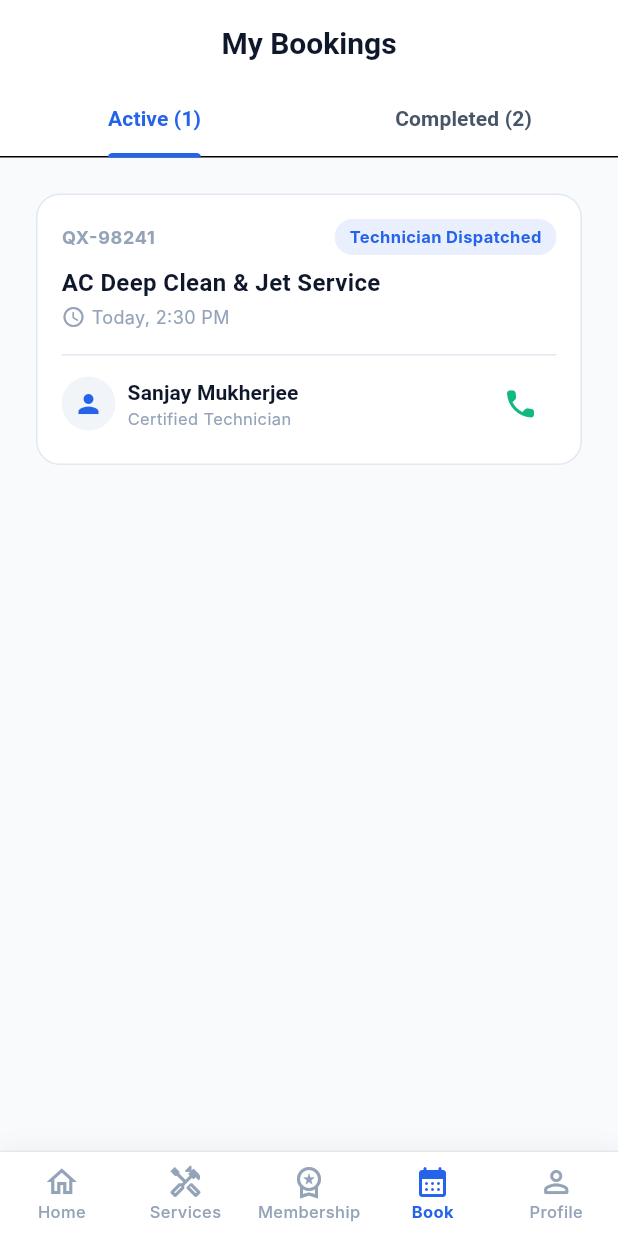
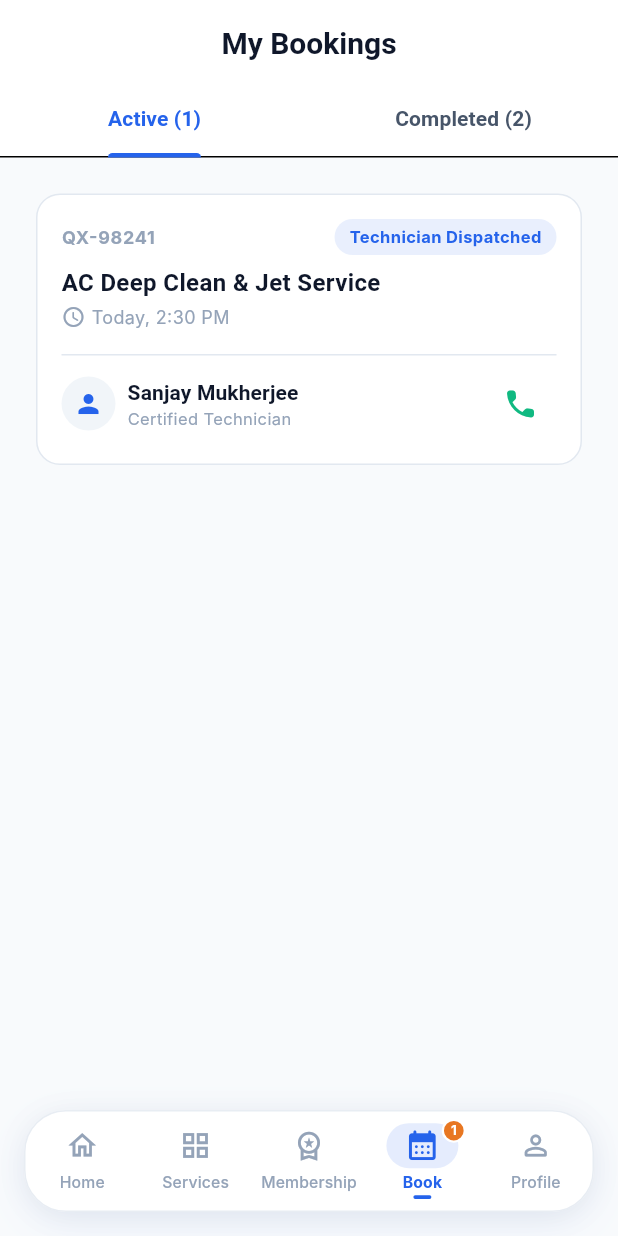
Before and after one commit to anishdandapatdev/quickox_technician_app, a Flutter app: the MainNavigationScreen screen opened directly, item 4 of the bottom bar chosen, on a phone screen of 412 x 824 dp. Run offline on Flutter 3.47's test engine with Material 3 defaults, Android fonts, the phone set to English and light mode, and no system bars; network calls fail; Roboto replaces fonts that are missing (Inter, Outfit).

Commit message:
feat(navigation): integrate modern floating pill bottom navigation bar

```diff
--- a/lib/features/navigation/main_navigation_screen.dart
+++ b/lib/features/navigation/main_navigation_screen.dart
@@ -6,8 +6,9 @@ import '../services/screens/services_screen.dart';
 import '../membership/screens/membership_screen.dart';
 import '../bookings/screens/bookings_screen.dart';
 import '../profile/screens/profile_screen.dart';
+import 'widgets/modern_bottom_nav_bar.dart';
 
-/// Main Application Shell hosting the 5-tab BottomNavigationBar
+/// Main Application Shell hosting the modern 5-tab BottomNavigationBar
 class MainNavigationScreen extends StatefulWidget {
   const MainNavigationScreen({
     super.key,
@@ -43,64 +44,48 @@ class _MainNavigationScreenState extends State<MainNavigationScreen> {
       const ProfileScreen(),
     ];
 
+    const navItems = [
+      ModernNavItem(
+        unselectedIcon: Icons.home_outlined,
+        selectedIcon: Icons.home_rounded,
+        label: AppStrings.navHome,
+      ),
+      ModernNavItem(
+        unselectedIcon: Icons.grid_view_outlined,
+        selectedIcon: Icons.grid_view_rounded,
+        label: AppStrings.navServices,
+      ),
+      ModernNavItem(
+        unselectedIcon: Icons.workspace_premium_outlined,
+        selectedIcon: Icons.workspace_premium_rounded,
+        label: AppStrings.navMembership,
+      ),
+      ModernNavItem(
+        unselectedIcon: Icons.calendar_month_outlined,
+        selectedIcon: Icons.calendar_month_rounded,
+        label: AppStrings.navBook,
+        badgeCount: 1,
+      ),
+      ModernNavItem(
+        unselectedIcon: Icons.person_outline_rounded,
+        selectedIcon: Icons.person_rounded,
+        label: AppStrings.navProfile,
+      ),
+    ];
+
     return Scaffold(
+      backgroundColor: AppColors.bgSecondary,
       body: IndexedStack(
         index: _currentIndex,
         children: screens,
       ),
       bottomNavigationBar: Container(
-        decoration: const BoxDecoration(
-          color: AppColors.bgPrimary,
-          border: Border(
-            top: BorderSide(color: AppColors.border, width: 1),
-          ),
-          boxShadow: [
-            BoxShadow(
-              color: Color(0x0A000000),
-              blurRadius: 10,
-              offset: Offset(0, -3),
-            ),
-          ],
-        ),
-        child: BottomNavigationBar(
+        color: AppColors.bgSecondary,
+        child: ModernBottomNavBar(
           currentIndex: _currentIndex,
           onTap: _onTabTapped,
-          type: BottomNavigationBarType.fixed,
-          backgroundColor: AppColors.bgPrimary,
-          selectedItemColor: AppColors.primary,
-          unselectedItemColor: AppColors.textMuted,
-          selectedFontSize: 11,
-          unselectedFontSize: 11,
-          selectedLabelStyle: const TextStyle(fontWeight: FontWeight.w700),
-          unselectedLabelStyle: const TextStyle(fontWeight: FontWeight.w500),
-          elevation: 0,
-          items: const [
-            BottomNavigationBarItem(
-              icon: Icon(Icons.home_outlined),
-              activeIcon: Icon(Icons.home_rounded),
-              label: AppStrings.navHome,
-            ),
-            BottomNavigationBarItem(
-              icon: Icon(Icons.handyman_outlined),
-              activeIcon: Icon(Icons.handyman_rounded),
-              label: AppStrings.navServices,
-            ),
-            BottomNavigationBarItem(
-              icon: Icon(Icons.workspace_premium_outlined),
-              activeIcon: Icon(Icons.workspace_premium_rounded),
-              label: AppStrings.navMembership,
-            ),
-            BottomNavigationBarItem(
-              icon: Icon(Icons.calendar_month_outlined),
-              activeIcon: Icon(Icons.calendar_month_rounded),
-              label: AppStrings.navBook,
-            ),
-            BottomNavigationBarItem(
-              icon: Icon(Icons.person_outline_rounded),
-              activeIcon: Icon(Icons.person_rounded),
-              label: AppStrings.navProfile,
-            ),
-          ],
+          items: navItems,
+          style: ModernNavStyle.floatingPill,
         ),
       ),
     );
--- /dev/null
+++ b/lib/features/navigation/widgets/modern_bottom_nav_bar.dart
@@ -0,0 +1,315 @@
+import 'package:flutter/material.dart';
+import 'package:flutter/services.dart';
+import '../../../core/constants/app_constants.dart';
+import '../../../core/theme/app_colors.dart';
+
+/// Navigation bar item model for [ModernBottomNavBar]
+class ModernNavItem {
+  const ModernNavItem({
+    required this.unselectedIcon,
+    required this.selectedIcon,
+    required this.label,
+    this.badgeCount,
+    this.showBadgeDot = false,
+  });
+
+  final IconData unselectedIcon;
+  final IconData selectedIcon;
+  final String label;
+  final int? badgeCount;
+  final bool showBadgeDot;
+}
+
+/// Visual presentation styles for [ModernBottomNavBar]
+enum ModernNavStyle {
+  /// Floating island dock with rounded corners and ambient shadow
+  floatingPill,
+
+  /// Edge-to-edge bar with curved top corners and safe area integration
+  curvedFlush,
+}
+
+/// High-polish, modern mobile navigation bar.
+///
+/// Features:
+/// - Smooth animated active pill capsule behind the icon
+/// - Spring scale micro-interaction and touch press feedback
+/// - Sliding micro-indicator pill below the label
+/// - Haptic feedback on tap
+/// - Integrated badge counts and active indicator dots
+/// - Supports both floating pill dock and curved flush bar layouts
+class ModernBottomNavBar extends StatelessWidget {
+  const ModernBottomNavBar({
+    super.key,
+    required this.currentIndex,
+    required this.onTap,
+    required this.items,
+    this.style = ModernNavStyle.floatingPill,
+  });
+
+  final int currentIndex;
+  final ValueChanged<int> onTap;
+  final List<ModernNavItem> items;
+  final ModernNavStyle style;
+
+  @override
+  Widget build(BuildContext context) {
+    final bottomPadding = MediaQuery.of(context).padding.bottom;
+
+    if (style == ModernNavStyle.floatingPill) {
+      return SafeArea(
+        top: false,
+        left: false,
+        right: false,
+        child: Padding(
+          padding: EdgeInsets.fromLTRB(
+            AppSpacing.md,
+            0,
+            AppSpacing.md,
+            bottomPadding > 0 ? AppSpacing.xs : AppSpacing.md,
+          ),
+          child: Container(
+            height: 68,
+            decoration: BoxDecoration(
+              color: AppColors.bgPrimary,
+              borderRadius: BorderRadius.circular(28),
+              border: Border.all(
+                color: AppColors.border.withValues(alpha: 0.8),
+                width: 1,
+              ),
+              boxShadow: [
+                BoxShadow(
+                  color: AppColors.primary.withValues(alpha: 0.08),
+                  blurRadius: 24,
+                  offset: const Offset(0, 8),
+                  spreadRadius: -2,
+                ),
+                BoxShadow(
+                  color: Colors.black.withValues(alpha: 0.05),
+                  blurRadius: 16,
+                  offset: const Offset(0, 3),
+                ),
+              ],
+            ),
+            child: ClipRRect(
+              borderRadius: BorderRadius.circular(28),
+              child: Row(
+                children: List.generate(
+                  items.length,
+                  (index) => Expanded(
+                    child: _NavBarTabItem(
+                      item: items[index],
+                      isSelected: currentIndex == index,
+                      onTap: () => _handleTap(index),
+                    ),
+                  ),
+                ),
+              ),
+            ),
+          ),
+        ),
+      );
+    }
+
+    // Curved Flush Style
+    return Container(
+      decoration: BoxDecoration(
+        color: AppColors.bgPrimary,
+        borderRadius: const BorderRadius.vertical(top: Radius.circular(24)),
+        border: const Border(
+          top: BorderSide(color: AppColors.border, width: 1),
+        ),
+        boxShadow: [
+          BoxShadow(
+            color: Colors.black.withValues(alpha: 0.05),
+            blurRadius: 16,
+            offset: const Offset(0, -4),
+          ),
+        ],
+      ),
+      child: SafeArea(
+        top: false,
+        child: SizedBox(
+          height: 66,
+          child: Row(
+            children: List.generate(
+              items.length,
+              (index) => Expanded(
+                child: _NavBarTabItem(
+                  item: items[index],
+                  isSelected: currentIndex == index,
+                  onTap: () => _handleTap(index),
+                ),
+              ),
+            ),
+          ),
+        ),
+      ),
+    );
+  }
+
+  void _handleTap(int index) {
+    if (index != currentIndex) {
+      HapticFeedback.selectionClick();
+      onTap(index);
+    }
+  }
+}
+
+class _NavBarTabItem extends StatefulWidget {
+  const _NavBarTabItem({
+    required this.item,
+    required this.isSelected,
+    required this.onTap,
+  });
+
+  final ModernNavItem item;
+  final bool isSelected;
+  final VoidCallback onTap;
+
+  @override
+  State<_NavBarTabItem> createState() => _NavBarTabItemState();
+}
+
+class _NavBarTabItemState extends State<_NavBarTabItem> {
+  bool _isPressed = false;
+
+  @override
+  Widget build(BuildContext context) {
+    final isSelected = widget.isSelected;
+    final item = widget.item;
+
+    return GestureDetector(
+      behavior: HitTestBehavior.opaque,
+      onTapDown: (_) => setState(() => _isPressed = true),
+      onTapUp: (_) => setState(() => _isPressed = false),
+      onTapCancel: () => setState(() => _isPressed = false),
+      onTap: widget.onTap,
+      child: AnimatedScale(
+        scale: _isPressed ? 0.92 : 1.0,
+        duration: const Duration(milliseconds: 120),
+        curve: Curves.easeOutCubic,
+        child: Column(
+          mainAxisAlignment: MainAxisAlignment.center,
+          children: [
+            // ── Icon with capsule backdrop & badge ──
+            Stack(
+              clipBehavior: Clip.none,
+              alignment: Alignment.center,
+              children: [
+                // Animated pill highlight behind active icon
+                AnimatedContainer(
+                  duration: const Duration(milliseconds: 250),
+                  curve: Curves.easeOutCubic,
+                  width: isSelected ? 48 : 36,
+                  height: 30,
+                  decoration: BoxDecoration(
+                    color: isSelected
+                        ? AppColors.primary.withValues(alpha: 0.12)
+                        : Colors.transparent,
+                    borderRadius: BorderRadius.circular(15),
+                  ),
+                ),
+
+                // Icon with spring scale
+                AnimatedScale(
+                  scale: isSelected ? 1.08 : 1.0,
+                  duration: const Duration(milliseconds: 250),
+                  curve: Curves.easeOutBack,
+                  child: Icon(
+                    isSelected ? item.selectedIcon : item.unselectedIcon,
+                    size: 22,
+                    color: isSelected
+                        ? AppColors.primary
+                        : AppColors.textMuted,
+                  ),
+                ),
+
+                // Badge count or badge dot
+                if (item.badgeCount != null && item.badgeCount! > 0)
+                  Positioned(
+                    top: -3,
+                    right: -5,
+                    child: Container(
+                      padding: const EdgeInsets.symmetric(
+                        horizontal: 4.5,
+                        vertical: 1.5,
+                      ),
+                      decoration: BoxDecoration(
+                        color: AppColors.logoOrange,
+                        borderRadius: BorderRadius.circular(10),
+                        border: Border.all(
+                          color: AppColors.bgPrimary,
+                          width: 1.5,
+                        ),
+                      ),
+                      constraints: const BoxConstraints(minWidth: 16),
+                      child: Text(
+                        item.badgeCount! > 9 ? '9+' : '${item.badgeCount}',
+                        textAlign: TextAlign.center,
+                        style: const TextStyle(
+                          color: Colors.white,
+                          fontSize: 9,
+                          fontWeight: FontWeight.w700,
+                          height: 1.1,
+                        ),
+                      ),
+                    ),
+                  )
+                else if (item.showBadgeDot)
+                  Positioned(
+                    top: 1,
+                    right: 1,
+                    child: Container(
+                      width: 7,
+                      height: 7,
+                      decoration: BoxDecoration(
+                        color: AppColors.logoOrange,
+                        shape: BoxShape.circle,
+                        border: Border.all(
+                          color: AppColors.bgPrimary,
+                          width: 1.5,
+                        ),
+                      ),
+                    ),
+                  ),
+              ],
+            ),
+            const SizedBox(height: 3),
+
+            // ── Label ──
+            AnimatedDefaultTextStyle(
+              duration: const Duration(milliseconds: 220),
+              curve: Curves.easeOut,
+              style: TextStyle(
+                fontFamily: 'Inter',
+                fontSize: 10.5,
+                fontWeight: isSelected ? FontWeight.w700 : FontWeight.w500,
+                color: isSelected ? AppColors.primary : AppColors.textMuted,
+                letterSpacing: 0.1,
+              ),
+              child: Text(
+                item.label,
+                maxLines: 1,
+                overflow: TextOverflow.ellipsis,
+              ),
+            ),
+            const SizedBox(height: 2),
+
+            // ── Micro Indicator Dot/Line ──
+            AnimatedContainer(
+              duration: const Duration(milliseconds: 240),
+              curve: Curves.easeOutCubic,
+              width: isSelected ? 12 : 0,
+              height: 2.5,
+              decoration: BoxDecoration(
+                color: AppColors.primary,
+                borderRadius: BorderRadius.circular(2),
+              ),
+            ),
+          ],
+        ),
+      ),
+    );
+  }
+}
```
